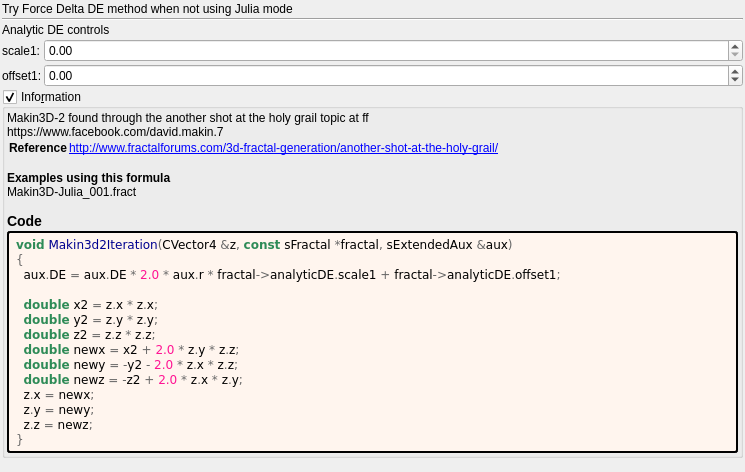
The window that mandelbulber2/deploy/share/mandelbulber2/formula/ui/makin3d2.ui (irinox-ctrl/mandelbulber2) describes before a commit, drawn with Qt 5.
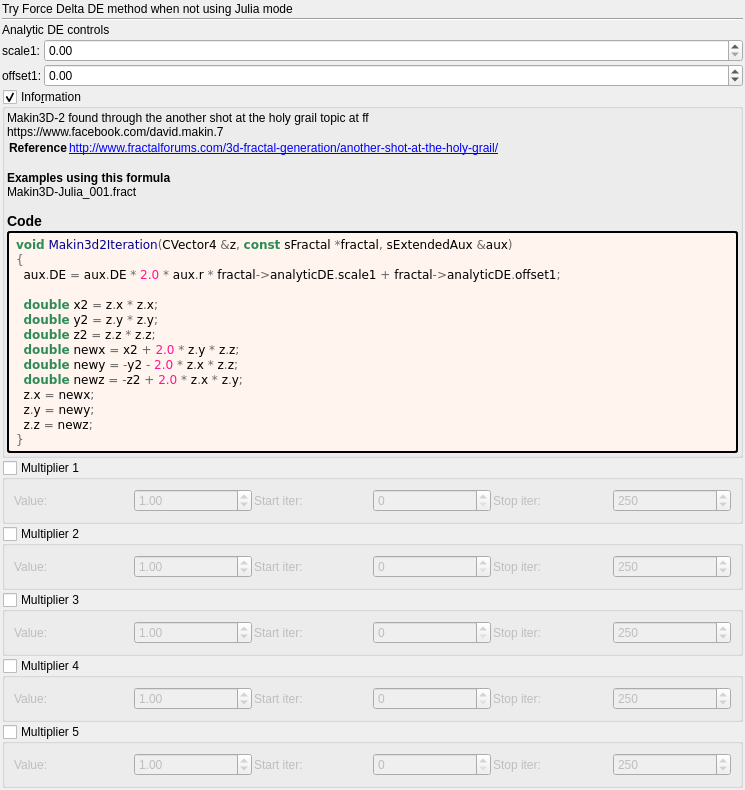
The same window after the commit. Custom widgets are drawn as their Qt base class.

Commit message:
feat: add 5 general-purpose multipliers to all 1007 fractal formulas
Each multiplier has:
- Checkbox (OFF by default)
- Value spinbox (default 1.0, range -100 to 100)
- Iteration start/stop range

Logic: z *= value; DE *= |value|;

Uses existing transformCommon parameters:
- Checkboxes: functionEnabledBx/By/Bz/Bw/CzFalse
- Values: scale4/5/6/8/16
- Ranges: startIterationsB-F/stopIterationsB-F

Modified 1007 .cpp (CPU), 1006 .cl (GPU), 1023 .ui files.
Both source (formula/) and deploy (deploy/share/) copies updated.

```diff
--- a/mandelbulber2/deploy/share/mandelbulber2/formula/ui/makin3d2.ui
+++ b/mandelbulber2/deploy/share/mandelbulber2/formula/ui/makin3d2.ui
@@ -212,6 +212,192 @@
      </layout>
     </widget>
    </item>
+   <item>
+    <widget class="MyGroupBox" name="groupCheck_transf_function_enabledBx_false">
+     <property name="title"><string>Multiplier 1</string></property>
+     <property name="checkable"><bool>true</bool></property>
+     <property name="checked"><bool>false</bool></property>
+     <layout class="QGridLayout" name="gridLayout_mult1">
+      <property name="spacing"><number>2</number></property>
+      <item row="0" column="0">
+       <widget class="QLabel"><property name="text"><string>Value:</string></property></widget>
+      </item>
+      <item row="0" column="1">
+       <widget class="MyDoubleSpinBox" name="spinbox_transf_scale_4">
+        <property name="minimum"><double>-100.0</double></property><property name="maximum"><double>100.0</double></property>
+        <property name="singleStep"><double>0.01</double></property><property name="value"><double>1.0</double></property>
+       </widget>
+      </item>
+      <item row="0" column="2">
+       <widget class="QLabel"><property name="text"><string>Start iter:</string></property></widget>
+      </item>
+      <item row="0" column="3">
+       <widget class="MySpinBox" name="spinboxInt_transf_start_iterations_B">
+        <property name="minimum"><number>0</number></property><property name="maximum"><number>10000</number></property>
+        <property name="value"><number>0</number></property>
+       </widget>
+      </item>
+      <item row="0" column="4">
+       <widget class="QLabel"><property name="text"><string>Stop iter:</string></property></widget>
+      </item>
+      <item row="0" column="5">
+       <widget class="MySpinBox" name="spinboxInt_transf_stop_iterations_B">
+        <property name="minimum"><number>0</number></property><property name="maximum"><number>10000</number></property>
+        <property name="value"><number>250</number></property>
+       </widget>
+      </item>
+     </layout>
+    </widget>
+   </item>
+   <item>
+    <widget class="MyGroupBox" name="groupCheck_transf_function_enabledBy_false">
+     <property name="title"><string>Multiplier 2</string></property>
+     <property name="checkable"><bool>true</bool></property>
+     <property name="checked"><bool>false</bool></property>
+     <layout class="QGridLayout" name="gridLayout_mult2">
+      <property name="spacing"><number>2</number></property>
+      <item row="0" column="0">
+       <widget class="QLabel"><property name="text"><string>Value:</string></property></widget>
+      </item>
+      <item row="0" column="1">
+       <widget class="MyDoubleSpinBox" name="spinbox_transf_scale_5">
+        <property name="minimum"><double>-100.0</double></property><property name="maximum"><double>100.0</double></property>
+        <property name="singleStep"><double>0.01</double></property><property name="value"><double>1.0</double></property>
+       </widget>
+      </item>
+      <item row="0" column="2">
+       <widget class="QLabel"><property name="text"><string>Start iter:</string></property></widget>
+      </item>
+      <item row="0" column="3">
+       <widget class="MySpinBox" name="spinboxInt_transf_start_iterations_C">
+        <property name="minimum"><number>0</number></property><property name="maximum"><number>10000</number></property>
+        <property name="value"><number>0</number></property>
+       </widget>
+      </item>
+      <item row="0" column="4">
+       <widget class="QLabel"><property name="text"><string>Stop iter:</string></property></widget>
+      </item>
+      <item row="0" column="5">
+       <widget class="MySpinBox" name="spinboxInt_transf_stop_iterations_C">
+        <property name="minimum"><number>0</number></property><property name="maximum"><number>10000</number></property>
+        <property name="value"><number>250</number></property>
+       </widget>
+      </item>
+     </layout>
+    </widget>
+   </item>
+   <item>
+    <widget class="MyGroupBox" name="groupCheck_transf_function_enabledBz_false">
+     <property name="title"><string>Multiplier 3</string></property>
+     <property name="checkable"><bool>true</bool></property>
+     <property name="checked"><bool>false</bool></property>
+     <layout class="QGridLayout" name="gridLayout_mult3">
+      <property name="spacing"><number>2</number></property>
+      <item row="0" column="0">
+       <widget class="QLabel"><property name="text"><string>Value:</string></property></widget>
+      </item>
+      <item row="0" column="1">
+       <widget class="MyDoubleSpinBox" name="spinbox_transf_scale_6">
+        <property name="minimum"><double>-100.0</double></property><property name="maximum"><double>100.0</double></property>
+        <property name="singleStep"><double>0.01</double></property><property name="value"><double>1.0</double></property>
+       </widget>
+      </item>
+      <item row="0" column="2">
+       <widget class="QLabel"><property name="text"><string>Start iter:</string></property></widget>
+      </item>
+      <item row="0" column="3">
+       <widget class="MySpinBox" name="spinboxInt_transf_start_iterations_D">
+        <property name="minimum"><number>0</number></property><property name="maximum"><number>10000</number></property>
+        <property name="value"><number>0</number></property>
+       </widget>
+      </item>
+      <item row="0" column="4">
+       <widget class="QLabel"><property name="text"><string>Stop iter:</string></property></widget>
+      </item>
+      <item row="0" column="5">
+       <widget class="MySpinBox" name="spinboxInt_transf_stop_iterations_D">
+        <property name="minimum"><number>0</number></property><property name="maximum"><number>10000</number></property>
+        <property name="value"><number>250</number></property>
+       </widget>
+      </item>
+     </layout>
+    </widget>
+   </item>
+   <item>
+    <widget class="MyGroupBox" name="groupCheck_transf_function_enabledBw_false">
+     <property name="title"><string>Multiplier 4</string></property>
+     <property name="checkable"><bool>true</bool></property>
+     <property name="checked"><bool>false</bool></property>
+     <layout class="QGridLayout" name="gridLayout_mult4">
+      <property name="spacing"><number>2</number></property>
+      <item row="0" column="0">
+       <widget class="QLabel"><property name="text"><string>Value:</string></property></widget>
+      </item>
+      <item row="0" column="1">
+       <widget class="MyDoubleSpinBox" name="spinbox_transf_scale_8">
+        <property name="minimum"><double>-100.0</double></property><property name="maximum"><double>100.0</double></property>
+        <property name="singleStep"><double>0.01</double></property><property name="value"><double>1.0</double></property>
+       </widget>
+      </item>
+      <item row="0" column="2">
+       <widget class="QLabel"><property name="text"><string>Start iter:</string></property></widget>
+      </item>
+      <item row="0" column="3">
+       <widget class="MySpinBox" name="spinboxInt_transf_start_iterations_E">
+        <property name="minimum"><number>0</number></property><property name="maximum"><number>10000</number></property>
+        <property name="value"><number>0</number></property>
+       </widget>
+      </item>
+      <item row="0" column="4">
+       <widget class="QLabel"><property name="text"><string>Stop iter:</string></property></widget>
+      </item>
+      <item row="0" column="5">
+       <widget class="MySpinBox" name="spinboxInt_transf_stop_iterations_E">
+        <property name="minimum"><number>0</number></property><property name="maximum"><number>10000</number></property>
+        <property name="value"><number>250</number></property>
+       </widget>
+      </item>
+     </layout>
+    </widget>
+   </item>
+   <item>
+    <widget class="MyGroupBox" name="groupCheck_transf_function_enabledCz_false">
+     <property name="title"><string>Multiplier 5</string></property>
+     <property name="checkable"><bool>true</bool></property>
+     <property name="checked"><bool>false</bool></property>
+     <layout class="QGridLayout" name="gridLayout_mult5">
+      <property name="spacing"><number>2</number></property>
+      <item row="0" column="0">
+       <widget class="QLabel"><property name="text"><string>Value:</string></property></widget>
+      </item>
+      <item row="0" column="1">
+       <widget class="MyDoubleSpinBox" name="spinbox_transf_scale_16">
+        <property name="minimum"><double>-100.0</double></property><property name="maximum"><double>100.0</double></property>
+        <property name="singleStep"><double>0.01</double></property><property name="value"><double>1.0</double></property>
+       </widget>
+      </item>
+      <item row="0" column="2">
+       <widget class="QLabel"><property name="text"><string>Start iter:</string></property></widget>
+      </item>
+      <item row="0" column="3">
+       <widget class="MySpinBox" name="spinboxInt_transf_start_iterations_F">
+        <property name="minimum"><number>0</number></property><property name="maximum"><number>10000</number></property>
+        <property name="value"><number>0</number></property>
+       </widget>
+      </item>
+      <item row="0" column="4">
+       <widget class="QLabel"><property name="text"><string>Stop iter:</string></property></widget>
+      </item>
+      <item row="0" column="5">
+       <widget class="MySpinBox" name="spinboxInt_transf_stop_iterations_F">
+        <property name="minimum"><number>0</number></property><property name="maximum"><number>10000</number></property>
+        <property name="value"><number>250</number></property>
+       </widget>
+      </item>
+     </layout>
+    </widget>
+   </item>
+
    <item>
     <spacer name="verticalSpacer">
      <property name="orientation">
@@ -239,6 +425,11 @@
    <extends>QDoubleSpinBox</extends>
    <header>my_double_spin_box.h</header>
   </customwidget>
+   <customwidget>
+   <class>MySpinBox</class>
+   <extends>QSpinBox</extends>
+   <header>my_spin_box.h</header>
+  </customwidget>
  </customwidgets>
  <tabstops>
   <tabstop>groupCheck_info</tabstop>
```
The commit also changes 3972 other files.
